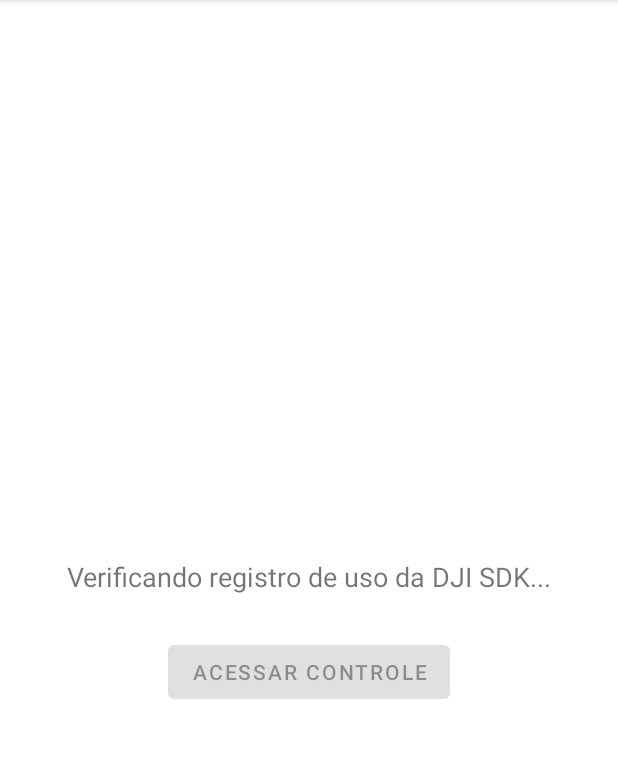
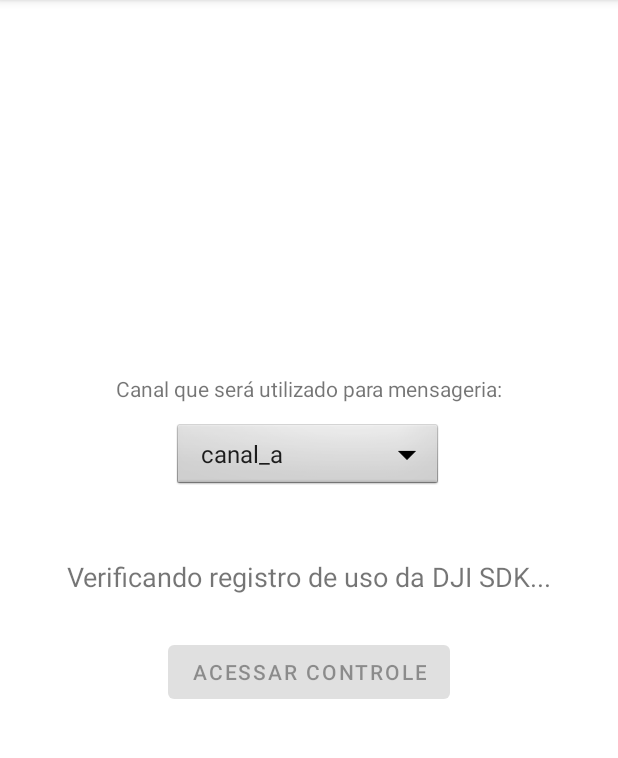
Before and after one commit to bcfreitas/ControlePorMensageria, an Android app: the screen it shows after launch (MainActivity), on a phone screen of 412 x 824 dp, the part 84-842 px from its top. Run offline under Robolectric (Android 15) with nearby library versions, the phone set to English and light mode, and no system bars; libraries missing offline, so code that uses them is left out: com.dji.mapkit, com.secneo.sdk, dji.common.error, dji.sdk.base, dji.sdk.sdkmanager and 1 more; 2 statements that could not run were skipped.

Commit message:
multiplos canais para mensageria

```diff
--- a/app/src/main/java/com/bcfreitas/controlepormensageria/ControleActivity.java
+++ b/app/src/main/java/com/bcfreitas/controlepormensageria/ControleActivity.java
@@ -58,6 +58,7 @@ public class ControleActivity extends AppCompatActivity {
     private String serialNumber;
     public static String ACTION_SERIAL_DRONE = "com.bcfreitas.controlepormensageria.ACTION_SERIAL_DRONE";
     public static String ACTION_MENSAGERIA = "com.bcfreitas.controlepormensageria.ACTION_MENSAGERIA";
+    public String filaParaMensageria;
 
     private float pitch;
     private float roll;
@@ -139,6 +140,10 @@ public class ControleActivity extends AppCompatActivity {
     @Override
     protected void onCreate(Bundle savedInstanceState) {
         super.onCreate(savedInstanceState);
+
+        Intent intent = getIntent();
+        filaParaMensageria = (String) intent.getExtras().get("canalParaMensageria");
+
         setContentView(R.layout.activity_controle);
         estados.add(R.id.botao_frente);
         estados.add(R.id.botao_centro);
--- a/app/src/main/java/com/bcfreitas/controlepormensageria/MainActivity.java
+++ b/app/src/main/java/com/bcfreitas/controlepormensageria/MainActivity.java
@@ -9,7 +9,9 @@ import android.os.Handler;
 import android.os.Looper;
 import android.util.Log;
 import android.view.View;
+import android.widget.ArrayAdapter;
 import android.widget.Button;
+import android.widget.Spinner;
 import android.widget.TextView;
 import android.widget.Toast;
 
@@ -59,6 +61,7 @@ public class MainActivity extends AppCompatActivity {
     private List<String> missingPermission = new ArrayList<>();
     private AtomicBoolean isRegistrationInProgress = new AtomicBoolean(false);
     private static final int REQUEST_PERMISSION_CODE = 12345;
+    public String canalParaMensageria;
 
     @Override
     protected void onCreate(Bundle savedInstanceState) {
@@ -74,6 +77,9 @@ public class MainActivity extends AppCompatActivity {
         //Initialize DJI SDK Manager
         mHandler = new Handler(Looper.getMainLooper());
 
+        //Carrega opções de canais para mensageria
+        Spinner spinner = (Spinner) findViewById(R.id.selectChannel);
+        canalParaMensageria = (String) spinner.getSelectedItem();
     }
 
     /**
@@ -248,6 +254,7 @@ public class MainActivity extends AppCompatActivity {
 
     public void acessarControle(android.view.View view) {
         Intent intent = new Intent(MainActivity.this, ControleActivity.class);
+        intent.putExtra("canalParaMensageria", canalParaMensageria);
         startActivity(intent);
     }
 
--- a/app/src/main/res/layout/activity_main.xml
+++ b/app/src/main/res/layout/activity_main.xml
@@ -30,4 +30,27 @@
         app:layout_constraintStart_toStartOf="parent"
         app:layout_constraintTop_toTopOf="@id/msgRegistro" />
 
+    <Spinner
+        android:id="@+id/selectChannel"
+        android:layout_width="180dp"
+        android:layout_height="47dp"
+        android:layout_marginBottom="44dp"
+        android:background="@android:drawable/btn_dropdown"
+        android:entries="@array/spinnerItems"
+        android:spinnerMode="dropdown"
+        app:layout_constraintBottom_toTopOf="@+id/msgRegistro"
+        app:layout_constraintEnd_toEndOf="parent"
+        app:layout_constraintHorizontal_bias="0.497"
+        app:layout_constraintStart_toStartOf="parent" />
+
+    <TextView
+        android:id="@+id/labelCanalMensageria"
+        android:layout_width="wrap_content"
+        android:layout_height="wrap_content"
+        android:layout_marginBottom="12dp"
+        android:text="Canal que será utilizado para mensageria:"
+        app:layout_constraintBottom_toTopOf="@+id/selectChannel"
+        app:layout_constraintEnd_toEndOf="parent"
+        app:layout_constraintStart_toStartOf="parent" />
+
 </androidx.constraintlayout.widget.ConstraintLayout>
--- /dev/null
+++ b/app/src/main/res/values/array.xml
@@ -0,0 +1,8 @@
+<resources>
+    <string-array name="spinnerItems">
+        <item>canal_a</item>
+        <item>canal_b</item>
+        <item>canal_c</item>
+        <item>controlePorMensageria</item>
+    </string-array>
+</resources>
```
Also changed, not shown: app/src/main/java/com/bcfreitas/controlepormensageria/MensageriaThread.java (+12 -13 lines).
